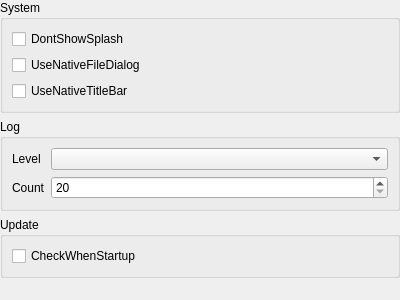
First picture: the form in src/settings/othersettingsdialog.ui, repository Wing-summer/WingHexExplorer2, before the edit.
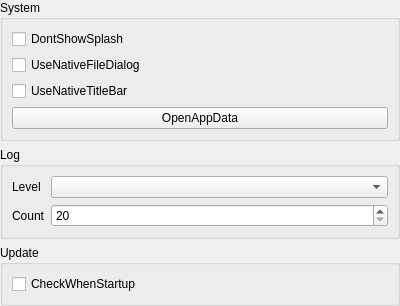
Second picture: the form after the edit.

What changed in the file:
```diff
--- a/src/settings/othersettingsdialog.ui
+++ b/src/settings/othersettingsdialog.ui
@@ -59,6 +59,13 @@
         </property>
        </widget>
       </item>
+      <item>
+       <widget class="QPushButton" name="btnAppData">
+        <property name="text">
+         <string>OpenAppData</string>
+        </property>
+       </widget>
+      </item>
      </layout>
     </widget>
    </item>
```
